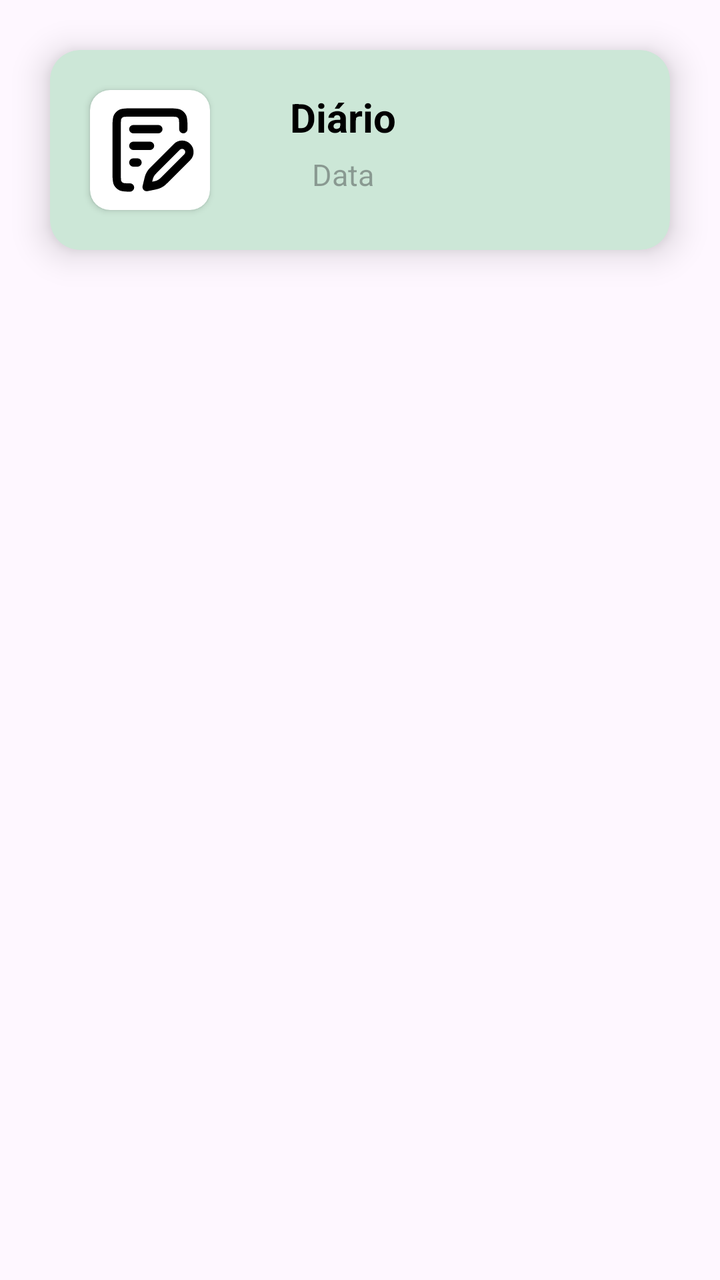
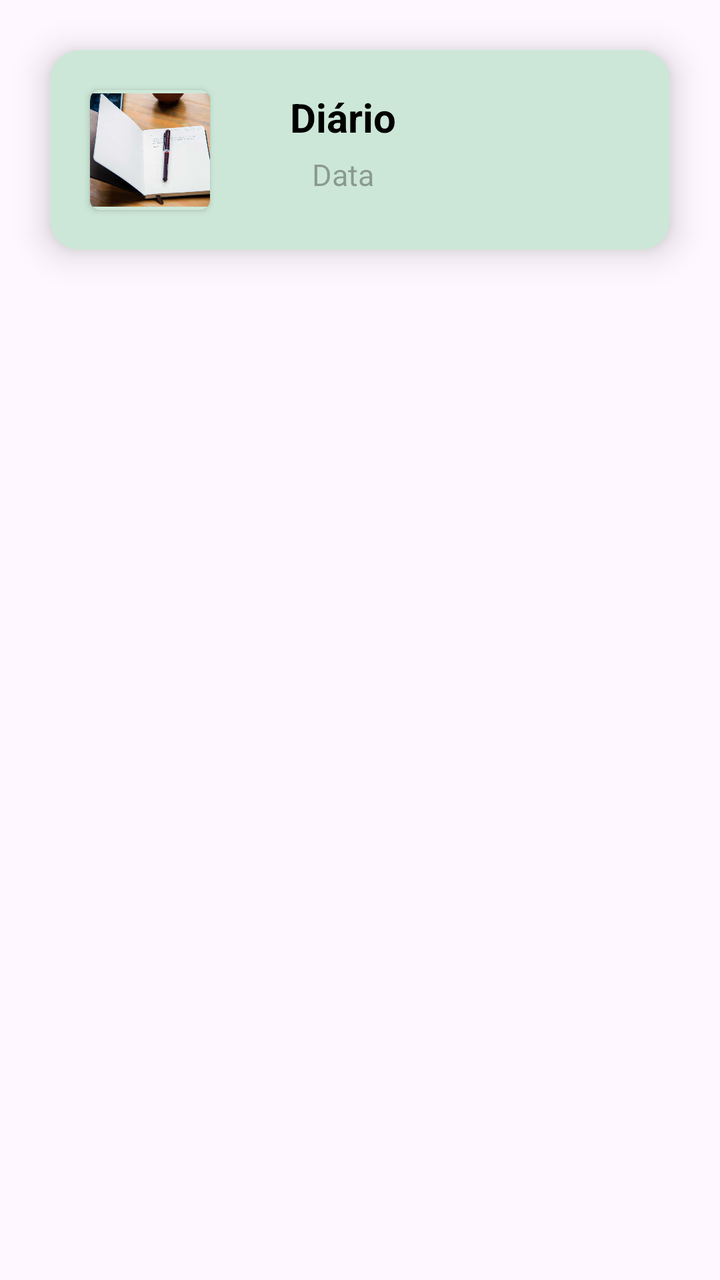

Two renders of the same Android screen: before a commit and after it. Below are the layout's source before the change and the commit's diff.
<!-- AndroidManifest.xml: application theme Theme.Atividade4 -->
<!-- res/layout/estilo_recyclerview_pagina_diario.xml -->
<?xml version="1.0" encoding="utf-8"?>
<androidx.constraintlayout.widget.ConstraintLayout xmlns:android="http://schemas.android.com/apk/res/android"
    android:layout_width="match_parent"
    android:layout_height="150dp"
    android:backgroundTint="@color/color_default"
    xmlns:app="http://schemas.android.com/apk/res-auto">



    <androidx.cardview.widget.CardView
        android:id="@+id/recyclerView_Registro"
        android:layout_width="match_parent"
        android:layout_height="100dp"
        app:layout_constraintEnd_toEndOf="parent"
        app:layout_constraintStart_toStartOf="parent"
        app:layout_constraintTop_toTopOf="parent"
        android:layout_margin="25dp"
        app:cardCornerRadius="15dp"
        app:cardElevation="10dp"
        android:backgroundTint="@color/color_default">

        <LinearLayout
            android:layout_width="match_parent"
            android:layout_height="100dp"
            android:orientation="horizontal">

            <androidx.cardview.widget.CardView
                android:layout_width="60dp"
                android:layout_height="60dp"
                android:layout_margin="20dp"
                app:cardCornerRadius="10dp">

                <ImageView
                    android:layout_width="50dp"
                    android:layout_height="50dp"
                    android:layout_gravity="center"
                    android:src="@drawable/ic_diario"/>

            </androidx.cardview.widget.CardView>

            <LinearLayout
                android:layout_width="wrap_content"
                android:layout_height="wrap_content"
                android:orientation="vertical"
                android:gravity="center"
                android:layout_margin="20dp">

                <TextView
                    android:id="@+id/textTitulo_diario"
                    android:layout_width="wrap_content"
                    android:layout_height="wrap_content"
                    android:text="Diário"
                    android:textColor="@color/black"
                    android:textSize="20sp"
                    android:textStyle="bold" />

                    <TextView
                        android:id="@+id/textView_data"
                        android:layout_width="wrap_content"
                        android:layout_height="wrap_content"
                        android:layout_margin="5dp"
                        android:hint="Data"
                        android:textColor="@color/black"
                        android:textSize="15sp" />

                </LinearLayout>

            </LinearLayout>


    </androidx.cardview.widget.CardView>




</androidx.constraintlayout.widget.ConstraintLayout>
<!-- resources referenced by this layout -->
<resources>
  <color name="black">#FF000000</color>
  <color name="color_default">#CCE7D7</color>
  <!-- drawable ic_diario (drawable) -->
  <vector xmlns:android="http://schemas.android.com/apk/res/android" android:height="24dp" android:viewportHeight="24" android:viewportWidth="24" android:width="24dp">
        
      <path android:fillColor="#00000000" android:pathData="M7.2,21C6.08,21 5.52,21 5.092,20.782C4.716,20.59 4.41,20.284 4.218,19.908C4,19.48 4,18.92 4,17.8V6.2C4,5.08 4,4.52 4.218,4.092C4.41,3.716 4.716,3.41 5.092,3.218C5.52,3 6.08,3 7.2,3H16.8C17.92,3 18.48,3 18.908,3.218C19.284,3.41 19.59,3.716 19.782,4.092C20,4.52 20,5.08 20,6.2V7M8,7H14M8,15H9M8,11H12M11.195,20.895L12.51,20.635C13.22,20.494 13.574,20.424 13.905,20.295C14.199,20.181 14.478,20.032 14.736,19.852C15.028,19.649 15.284,19.393 15.795,18.882L20.943,13.733C21.631,13.046 21.631,11.932 20.943,11.244C20.256,10.557 19.142,10.557 18.455,11.244L13.218,16.481C12.739,16.96 12.499,17.2 12.306,17.471C12.134,17.712 11.99,17.972 11.875,18.245C11.746,18.552 11.669,18.882 11.514,19.542L11.195,20.895Z" android:strokeColor="#000000" android:strokeLineCap="round" android:strokeLineJoin="round" android:strokeWidth="2"/>
      
  </vector>
  <style name="Theme.Atividade4" parent="Base.Theme.Atividade4" />
  <style name="Base.Theme.Atividade4" parent="Theme.Material3.DayNight.NoActionBar">
  
          <item name="colorPrimary">@color/colorPrimary</item>
          <item name="colorAccent">@color/color_details</item>
  
      </style>
  <color name="colorPrimary">#A0CDE3</color>
  <color name="color_details">#A0CDE3</color>
</resources>

<!-- the commit's change to res/layout/estilo_recyclerview_pagina_diario.xml (unified diff, before → after) -->
@@ -25,16 +25,17 @@
             android:orientation="horizontal">
 
             <androidx.cardview.widget.CardView
-                android:layout_width="60dp"
-                android:layout_height="60dp"
+                android:id="@+id/cardVIew_imagem"
+                android:layout_width="wrap_content"
+                android:layout_height="wrap_content"
                 android:layout_margin="20dp"
-                app:cardCornerRadius="10dp">
+                app:cardCornerRadius="5dp"
+                android:backgroundTint="@color/color_default">
 
                 <ImageView
-                    android:layout_width="50dp"
-                    android:layout_height="50dp"
-                    android:layout_gravity="center"
-                    android:src="@drawable/ic_diario"/>
+                    android:layout_width="60dp"
+                    android:layout_height="60dp"
+                    android:src="@drawable/diario_pagina"/>
 
             </androidx.cardview.widget.CardView>
 
@@ -59,7 +60,7 @@
                         android:layout_width="wrap_content"
                         android:layout_height="wrap_content"
                         android:layout_margin="5dp"
-                        android:hint="Data"
+                        android:hint="@string/card_data"
                         android:textColor="@color/black"
                         android:textSize="15sp" />
 
<!-- resource entries referenced after the edit -->
@@ -2,12 +2,8 @@
 <resources>
   <color name="black">#FF000000</color>
   <color name="color_default">#CCE7D7</color>
-  <!-- drawable ic_diario (drawable) -->
-  <vector xmlns:android="http://schemas.android.com/apk/res/android" android:height="24dp" android:viewportHeight="24" android:viewportWidth="24" android:width="24dp">
-        
-      <path android:fillColor="#00000000" android:pathData="M7.2,21C6.08,21 5.52,21 5.092,20.782C4.716,20.59 4.41,20.284 4.218,19.908C4,19.48 4,18.92 4,17.8V6.2C4,5.08 4,4.52 4.218,4.092C4.41,3.716 4.716,3.41 5.092,3.218C5.52,3 6.08,3 7.2,3H16.8C17.92,3 18.48,3 18.908,3.218C19.284,3.41 19.59,3.716 19.782,4.092C20,4.52 20,5.08 20,6.2V7M8,7H14M8,15H9M8,11H12M11.195,20.895L12.51,20.635C13.22,20.494 13.574,20.424 13.905,20.295C14.199,20.181 14.478,20.032 14.736,19.852C15.028,19.649 15.284,19.393 15.795,18.882L20.943,13.733C21.631,13.046 21.631,11.932 20.943,11.244C20.256,10.557 19.142,10.557 18.455,11.244L13.218,16.481C12.739,16.96 12.499,17.2 12.306,17.471C12.134,17.712 11.99,17.972 11.875,18.245C11.746,18.552 11.669,18.882 11.514,19.542L11.195,20.895Z" android:strokeColor="#000000" android:strokeLineCap="round" android:strokeLineJoin="round" android:strokeWidth="2"/>
-      
-  </vector>
+  <!-- drawable diario_pagina: jpg bitmap (drawable, 67410 bytes) -->
+  <string name="card_data">Data</string>
   <style name="Theme.Atividade4" parent="Base.Theme.Atividade4" />
   <style name="Base.Theme.Atividade4" parent="Theme.Material3.DayNight.NoActionBar">
   
